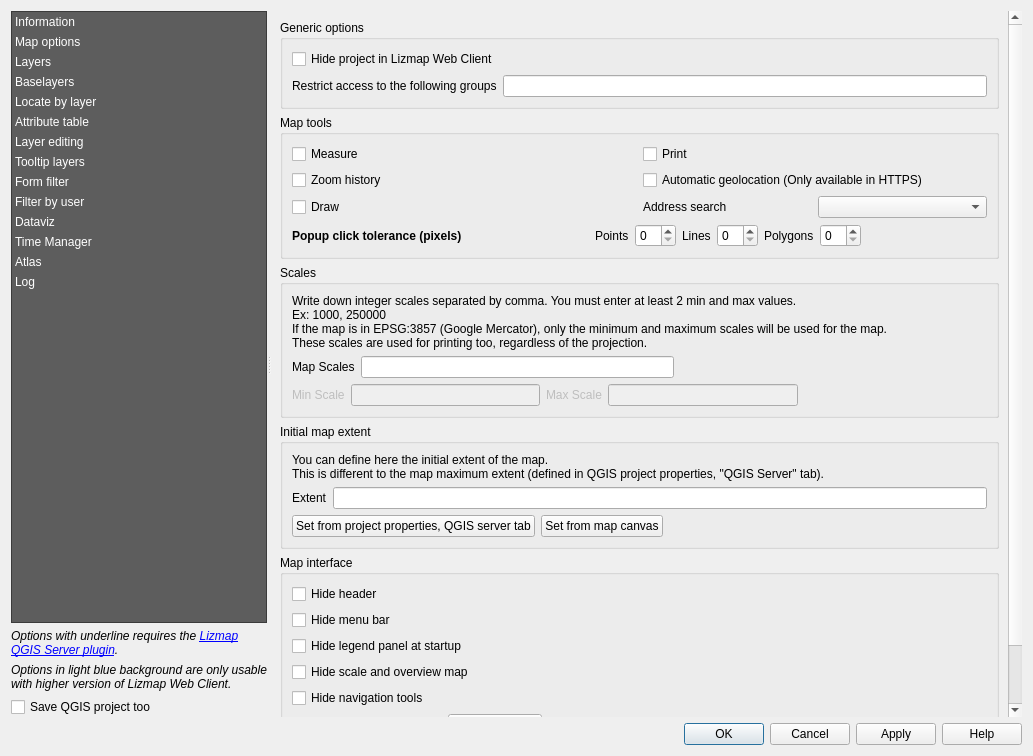
Before: the Qt Designer form lizmap/resources/ui/ui_lizmap.ui in 3liz/lizmap-plugin, drawn with Qt 5.
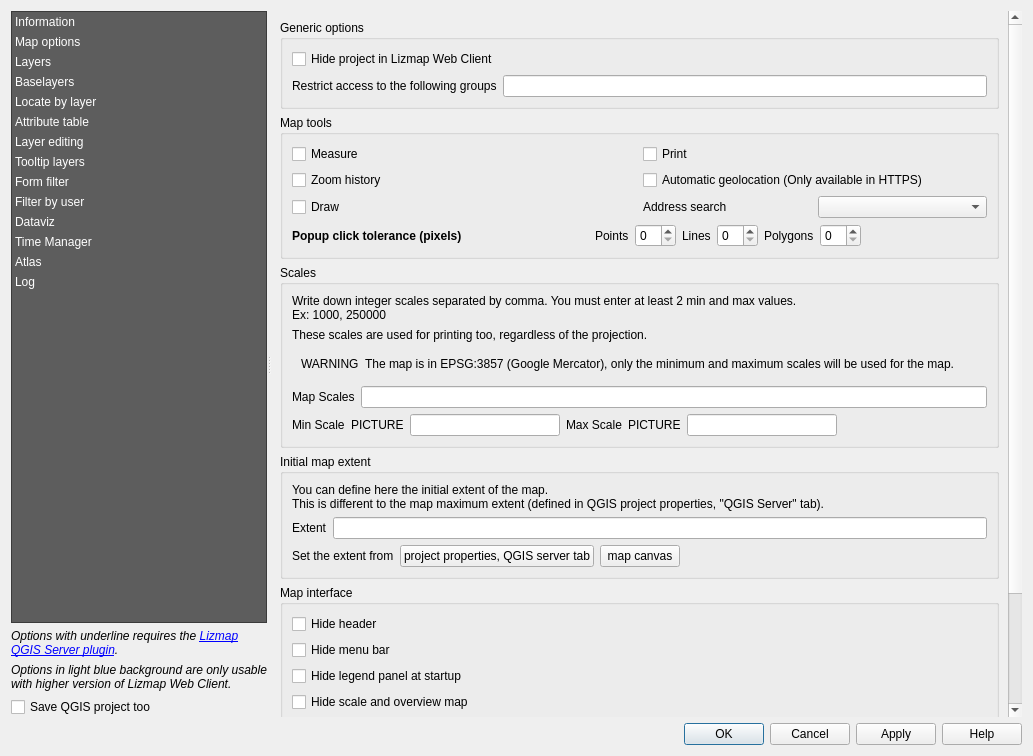
After: the same form once the commit is applied. The open tabs and pages were chosen to show the change. Custom widgets are drawn as their Qt base class.

Commit message: UX - Improve the initial extent&scales options

What changed in the file:
```diff
--- a/lizmap/resources/ui/ui_lizmap.ui
+++ b/lizmap/resources/ui/ui_lizmap.ui
@@ -916,22 +916,82 @@
                   <string>Scales</string>
                  </property>
                  <layout class="QGridLayout" name="gridLayout_3">
+                  <item row="5" column="0">
+                   <layout class="QHBoxLayout" name="horizontalLayout_5">
+                    <item>
+                     <widget class="QLabel" name="label_15">
+                      <property name="text">
+                       <string>Map Scales</string>
+                      </property>
+                     </widget>
+                    </item>
+                    <item>
+                     <widget class="QLineEdit" name="inMapScales">
+                      <property name="sizePolicy">
+                       <sizepolicy hsizetype="MinimumExpanding" vsizetype="Fixed">
+                        <horstretch>0</horstretch>
+                        <verstretch>0</verstretch>
+                       </sizepolicy>
+                      </property>
+                      <property name="inputMethodHints">
+                       <set>Qt::ImhDigitsOnly</set>
+                      </property>
+                     </widget>
+                    </item>
+                   </layout>
+                  </item>
                   <item row="2" column="0">
+                   <widget class="QWidget" name="scales_warning_layout" native="true">
+                    <layout class="QHBoxLayout" name="horizontalLayout_34">
+                     <item>
+                      <widget class="QLabel" name="label_warning_crs">
+                       <property name="sizePolicy">
+                        <sizepolicy hsizetype="Maximum" vsizetype="Preferred">
+                         <horstretch>0</horstretch>
+                         <verstretch>0</verstretch>
+                        </sizepolicy>
+                       </property>
+                       <property name="text">
+                        <string notr="true">WARNING</string>
+                       </property>
+                      </widget>
+                     </item>
+                     <item>
+                      <widget class="QLabel" name="label_14">
+                       <property name="text">
+                        <string>The map is in EPSG:3857 (Google Mercator), only the minimum and maximum scales will be used for the map.</string>
+                       </property>
+                       <property name="wordWrap">
+                        <bool>true</bool>
+                       </property>
+                      </widget>
+                     </item>
+                    </layout>
+                   </widget>
+                  </item>
+                  <item row="6" column="0">
                    <layout class="QHBoxLayout" name="horizontalLayout_11">
                     <item>
-                     <widget class="QLabel" name="label_13">
+                     <widget class="QLabel" name="label_min_scale">
                       <property name="enabled">
-                       <bool>false</bool>
+                       <bool>true</bool>
                       </property>
                       <property name="text">
                        <string>Min Scale</string>
                       </property>
                      </widget>
                     </item>
+                    <item>
+                     <widget class="QLabel" name="min_scale_pic">
+                      <property name="text">
+                       <string notr="true">PICTURE</string>
+                      </property>
+                     </widget>
+                    </item>
                     <item>
                      <widget class="QLineEdit" name="inMinScale">
                       <property name="enabled">
-                       <bool>false</bool>
+                       <bool>true</bool>
                       </property>
                       <property name="inputMethodHints">
                        <set>Qt::ImhDigitsOnly</set>
@@ -939,22 +999,35 @@
                       <property name="maxLength">
                        <number>10</number>
                       </property>
+                      <property name="readOnly">
+                       <bool>true</bool>
+                      </property>
                      </widget>
                     </item>
                     <item>
-                     <widget class="QLabel" name="label_14">
+                     <widget class="QLabel" name="label_max_scale">
                       <property name="enabled">
-                       <bool>false</bool>
+                       <bool>true</bool>
                       </property>
                       <property name="text">
                        <string>Max Scale</string>
                       </property>
                      </widget>
                     </item>
+                    <item>
+                     <widget class="QLabel" name="max_scale_pic">
+                      <property name="text">
+                       <string notr="true">PICTURE</string>
+                      </property>
+                     </widget>
+                    </item>
                     <item>
                      <widget class="QLineEdit" name="inMaxScale">
                       <property name="enabled">
-                       <bool>false</bool>
+                       <bool>true</bool>
+                      </property>
+                      <property name="readOnly">
+                       <bool>true</bool>
                       </property>
                      </widget>
                     </item>
@@ -976,40 +1049,16 @@
                   <item row="0" column="0">
                    <widget class="QLabel" name="label_17">
                     <property name="text">
-                     <string>&lt;p&gt;Write down integer scales separated by comma. You must enter at least 2 min and max values.&lt;br /&gt;Ex: 1000, 250000&lt;br /&gt;If the map is in EPSG:3857 (Google Mercator), only the minimum and maximum scales will be used for the map.&lt;br /&gt;These scales are used for printing too, regardless of the projection.&lt;/p&gt;</string>
+                     <string>&lt;html&gt;&lt;head/&gt;&lt;body&gt;&lt;p&gt;Write down integer scales separated by comma. You must enter at least 2 min and max values.&lt;br/&gt;Ex: 1000, 250000&lt;/p&gt;&lt;/body&gt;&lt;/html&gt;</string>
                     </property>
                    </widget>
                   </item>
                   <item row="1" column="0">
-                   <layout class="QHBoxLayout" name="horizontalLayout_5">
-                    <item>
-                     <widget class="QLabel" name="label_15">
-                      <property name="text">
-                       <string>Map Scales</string>
-                      </property>
-                     </widget>
-                    </item>
-                    <item>
-                     <widget class="QLineEdit" name="inMapScales">
-                      <property name="inputMethodHints">
-                       <set>Qt::ImhDigitsOnly</set>
-                      </property>
-                     </widget>
-                    </item>
-                    <item>
-                     <spacer name="horizontalSpacer_11">
-                      <property name="orientation">
-                       <enum>Qt::Horizontal</enum>
-                      </property>
-                      <property name="sizeHint" stdset="0">
-                       <size>
-                        <width>40</width>
-                        <height>20</height>
-                       </size>
-                      </property>
-                     </spacer>
-                    </item>
-                   </layout>
+                   <widget class="QLabel" name="label_13">
+                    <property name="text">
+                     <string>These scales are used for printing too, regardless of the projection.</string>
+                    </property>
+                   </widget>
                   </item>
                  </layout>
                 </widget>
@@ -1048,20 +1097,27 @@
                   </item>
                   <item>
                    <layout class="QHBoxLayout" name="horizontalLayout_19">
+                    <item>
+                     <widget class="QLabel" name="label_62">
+                      <property name="text">
+                       <string>Set the extent from</string>
+                      </property>
+                     </widget>
+                    </item>
                     <item>
                      <widget class="QPushButton" name="btSetExtentFromProject">
                       <property name="toolTip">
                        <string>In the project properties, then QGIS server tab, WMS section, there is an advertised extent</string>
                       </property>
                       <property name="text">
-                       <string>Set from project properties, QGIS server tab</string>
+                       <string>project properties, QGIS server tab</string>
                       </property>
                      </widget>
                     </item>
                     <item>
                      <widget class="QPushButton" name="btSetExtentFromCanvas">
                       <property name="text">
-                       <string>Set from map canvas</string>
+                       <string>map canvas</string>
                       </property>
                      </widget>
                     </item>
```
The commit also changes 2 other files.
